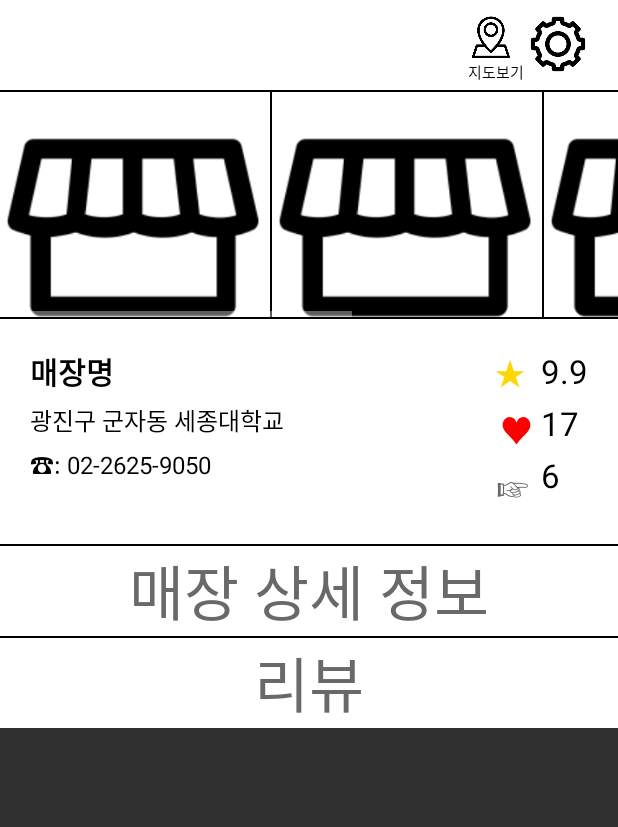
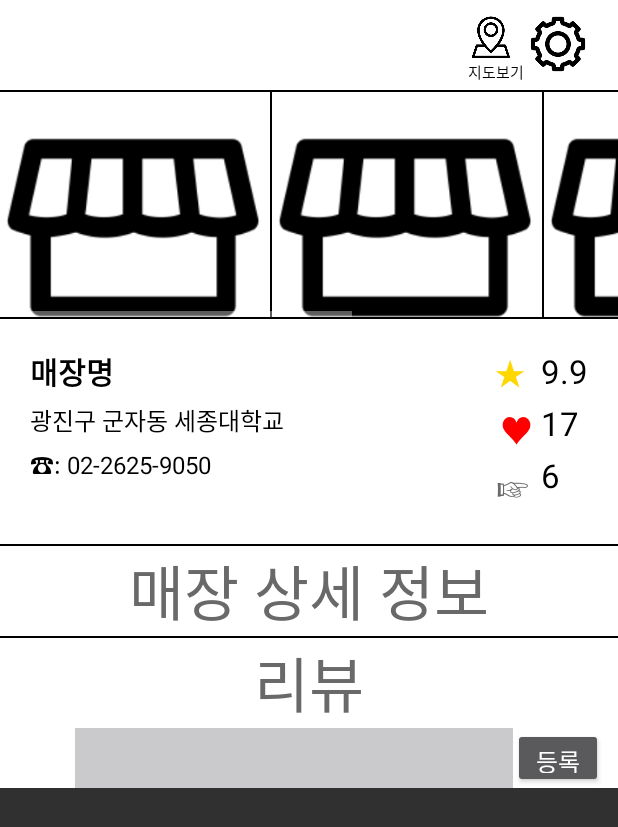
Before and after one commit to SnoopyKim/NewSikDang, an Android app: the Restaurant screen opened directly, with no data from a screen before it, on a phone screen of 412 x 824 dp. Shown: the top 827 px of the screen. Run offline under Robolectric (Android 15) with nearby library versions, the phone set to English and light mode, and no system bars; our stand-ins replace Firebase (no records; nobody signed in at launch, a user with empty details on screens opened directly); 3 statements that could not run were skipped.

Commit message:
Upload review & retrieve
- Only in Restaurant Activity
- Created new Adapter for RecyclerView

+ removed Naver Login

```diff
--- a/app/build.gradle
+++ b/app/build.gradle
@@ -4,7 +4,6 @@ apply plugin: 'com.google.gms.google-services'
 repositories {
     mavenCentral()
     maven { url 'http://maven.google.com' }
-    maven { url 'http://devrepo.kakao.com:8088/nexus/content/groups/public/' }
     jcenter { url "http://jcenter.bintray.com/" }
 }
 
@@ -35,7 +34,6 @@ android {
 }
 
 dependencies{
-    implementation ('com.naver.nid:naveridlogin-android-sdk:4.2.0')
     implementation 'com.android.support:appcompat-v7:27.1.1'
     implementation 'com.android.support:cardview-v7:27.1.1'
     implementation 'com.android.support:customtabs:27.1.1'
--- a/app/src/main/java/project/com/newsikdang/Adapter.java
+++ b/app/src/main/java/project/com/newsikdang/Adapter.java
@@ -27,6 +27,7 @@ public class Adapter extends RecyclerView.Adapter<RecyclerViewHolder> {
     @Override
     public void onBindViewHolder(RecyclerViewHolder holder, final int position) {
         // 해당 position 에 해당하는 데이터 결합
+
         holder.mRestxt1.setText(mItems.get(position).restxt1);
         holder.mRestxt2.setText(mItems.get(position).restxt2);
         holder.mRestxt3.setText(mItems.get(position).restxt3);
--- a/app/src/main/java/project/com/newsikdang/Restaurant.java
+++ b/app/src/main/java/project/com/newsikdang/Restaurant.java
@@ -1,35 +1,67 @@
 package project.com.newsikdang;
 
+import android.os.Bundle;
 import android.support.annotation.NonNull;
 import android.support.v7.app.AppCompatActivity;
-import android.os.Bundle;
+import android.support.v7.widget.LinearLayoutManager;
+import android.support.v7.widget.RecyclerView;
+import android.view.View;
+import android.widget.Button;
+import android.widget.EditText;
 import android.widget.TextView;
+import android.widget.Toast;
 
+import com.google.android.gms.tasks.OnCompleteListener;
+import com.google.android.gms.tasks.Task;
+import com.google.firebase.auth.FirebaseAuth;
+import com.google.firebase.auth.FirebaseUser;
 import com.google.firebase.database.DataSnapshot;
 import com.google.firebase.database.DatabaseError;
 import com.google.firebase.database.DatabaseReference;
 import com.google.firebase.database.FirebaseDatabase;
+import com.google.firebase.database.Query;
 import com.google.firebase.database.ValueEventListener;
+
+import java.text.SimpleDateFormat;
+import java.util.ArrayList;
+import java.util.Date;
+import java.util.Hashtable;
+import java.util.List;
 
 public class Restaurant extends AppCompatActivity {
 
+    FirebaseUser user;
     DatabaseReference restaurantRef;
+    DatabaseReference reviewRef;
+
+    RecyclerView recyclerView;
+    LinearLayoutManager layoutManager;
+    ReviewAdapter reviewAdapter;
+
+    List<Review> listReview;
 
     TextView tvResName, tvResAddress, tvResPhone;
+
+    EditText etReview;
+    Button btnReview;
+
+    String resKey;
 
     @Override
     protected void onCreate(Bundle savedInstanceState) {
         super.onCreate(savedInstanceState);
         setContentView(R.layout.restaurant);
 
+        user = FirebaseAuth.getInstance().getCurrentUser();
+
         tvResName = findViewById(R.id.res_name);
         tvResAddress = findViewById(R.id.res_address);
         tvResPhone = findViewById(R.id.res_number);
 
-        String key = getIntent().getStringExtra("key");
+        resKey = getIntent().getStringExtra("key");
 
-        restaurantRef = FirebaseDatabase.getInstance().getReference("restaurants")
-                .child("3040000").child(key);
+        restaurantRef = FirebaseDatabase.getInstance().getReference("restaurants").child("3040000").child(resKey);
+        reviewRef = FirebaseDatabase.getInstance().getReference("reviews").child("304000");
 
         restaurantRef.addListenerForSingleValueEvent(new ValueEventListener() {
             @Override
@@ -41,5 +73,84 @@ public class Restaurant extends AppCompatActivity {
             @Override
             public void onCancelled(@NonNull DatabaseError databaseError) { }
         });
+
+        etReview = findViewById(R.id.et_review);
+        btnReview = findViewById(R.id.btn_review);
+        btnReview.setOnClickListener(new View.OnClickListener() {
+            @Override
+            public void onClick(View view) {
+                String stReview = etReview.getText().toString();
+                if (stReview.equals("")) {
+                    Toast.makeText(Restaurant.this, "리뷰를 입력해주세요", Toast.LENGTH_SHORT).show();
+                } else {
+                    Toast.makeText(Restaurant.this, stReview, Toast.LENGTH_SHORT).show();
+                    addReview(stReview);
+                }
+            }
+        });
+
+        //RecyclerView 사용하기 위한 사전 작업 (크기 고정, 어댑터 설정 등등)
+        recyclerView = (RecyclerView) findViewById(R.id.rv_review);
+        recyclerView.setHasFixedSize(true);
+        layoutManager = new LinearLayoutManager(this);
+        recyclerView.setLayoutManager(layoutManager);
+        listReview = new ArrayList<>();
+        reviewAdapter = new ReviewAdapter(listReview, this);
+        recyclerView.setAdapter(reviewAdapter);
+
+        Query reviewQuery = reviewRef.orderByChild("restaurant").equalTo(resKey);
+        reviewQuery.addListenerForSingleValueEvent(new ValueEventListener() {
+            @Override
+            public void onDataChange(@NonNull DataSnapshot dataSnapshot) {
+                if(dataSnapshot.exists()) {
+                    for (DataSnapshot dataSnapshot2 : dataSnapshot.getChildren()) {
+                        String key = dataSnapshot2.getKey();
+                        String email = dataSnapshot2.child("email").getValue().toString();
+                        String name = dataSnapshot2.child("name").getValue().toString();
+                        String text = dataSnapshot2.child("context").getValue().toString();
+                        Review review = new Review(key,email,name,text);
+
+                        // [START_EXCLUDE]
+                        // Update RecyclerView
+                        listReview.add(review);
+                    }
+                    reviewAdapter.notifyDataSetChanged();
+                } else {
+                    //리뷰데이터 없음
+                }
+            }
+            @Override
+            public void onCancelled(@NonNull DatabaseError databaseError) { }
+        });
+    }
+
+    private void addReview(final String review) {
+
+        SimpleDateFormat df = new SimpleDateFormat("yyyy-MM-dd HH:mm:ss");
+        final String formattedDate = df.format(new Date());
+
+        Hashtable<String, String> reviewInfo = new Hashtable<String, String>();
+        reviewInfo.put("restaurant", resKey);
+        reviewInfo.put("email", user.getEmail());
+        reviewInfo.put("name", user.getDisplayName());
+        reviewInfo.put("context", review);
+        reviewInfo.put("date", formattedDate);
+
+        final String revkey = reviewRef.push().getKey();
+        reviewRef.child(revkey).setValue(reviewInfo).addOnCompleteListener(new OnCompleteListener<Void>() {
+            @Override
+            public void onComplete(@NonNull Task<Void> task) {
+                if (task.isSuccessful()) {
+                    etReview.setText("");
+
+                    Review newReview = new Review(revkey, user.getEmail(), user.getDisplayName(), review, formattedDate);
+                    listReview.add(newReview);
+                    reviewAdapter.notifyDataSetChanged();
+
+                } else {
+                    Toast.makeText(Restaurant.this,"리뷰 작성에 실패했습니다.",Toast.LENGTH_SHORT).show();
+                }
+            }
+        });
     }
 }
--- /dev/null
+++ b/app/src/main/java/project/com/newsikdang/ReviewAdapter.java
@@ -0,0 +1,186 @@
+package project.com.newsikdang;
+
+import android.content.Context;
+import android.support.v7.widget.RecyclerView;
+import android.view.LayoutInflater;
+import android.view.View;
+import android.view.ViewGroup;
+import android.widget.TextView;
+
+import com.google.firebase.auth.FirebaseAuth;
+import com.google.firebase.auth.FirebaseUser;
+
+import java.util.ArrayList;
+import java.util.List;
+
+/**
+ * Created by snoopy on 2017-04-01.
+ */
+/**
+ * @Name    FriendAdapter
+ * @Usage   Friend list adapter
+ *           manage each view
+ *           search list
+ *           show info dialog
+ * @Layout  my_friend_view.xml
+ * */
+public class ReviewAdapter extends RecyclerView.Adapter<ReviewAdapter.ViewHolder> {
+
+    //리뷰 데이터 리스트 두개 (하나는 백업용)
+    //@Comment search results are dynamic element. So, Friends list back up to mFilter
+    List<Review> listReview;
+    List<Review> listFilter;
+    Context context;
+
+    //Firebase관련
+    FirebaseUser user;
+
+    /**
+     * @Name    ViewHolder
+     * @Usage   Save views in Recycler view and link between variable and layout view(tag)
+     * */
+    public static class ViewHolder extends RecyclerView.ViewHolder {
+        public TextView tvName, tvContext;
+
+        //순서대로 칸, 이름, 이미지를 레이아웃에서 불러와 생성
+        public ViewHolder(View itemView) {
+            super(itemView);
+            tvName = (TextView) itemView.findViewById(R.id.frag3_username);
+            tvContext = (TextView) itemView.findViewById(R.id.frag3_review);
+            /*
+            overall = (LinearLayout) itemView.findViewById(R.id.friend_overall);
+            tvEmail = (TextView) itemView.findViewById(R.id.tvEmail);
+            tvLogin = (TextView) itemView.findViewById(R.id.tvLoginTime);
+            ivUser = (ImageView) itemView.findViewById(R.id.ivUser);
+            ivLogin = (ImageView) itemView.findViewById(R.id.ivLogin);
+            tvFirstname = (TextView) itemView.findViewById(R.id.tvFirstname);
+            */
+        }
+    }
+
+    // 커스텀 생성자로 친구 데이터 리스트를 받음
+    public ReviewAdapter(List<Review> reviews, Context context) {
+        /* //가나다순 정렬
+        Comparator<Review> cmpAsc = new Comparator<Review>() {
+            @Override
+            public int compare(Review o1, Review o2) {
+                return o1.getName().compareTo(o2.getName());
+            }
+        };
+        Collections.sort(aFriend, cmpAsc);
+        */
+        this.listReview = reviews;
+        this.listFilter = new ArrayList<>();
+        this.listFilter.addAll(reviews);
+        this.context = context;
+
+        user = FirebaseAuth.getInstance().getCurrentUser();
+    }
+
+    //VIew생성 및 레이아웃 설정
+    @Override
+    public ReviewAdapter.ViewHolder onCreateViewHolder(ViewGroup parent, int viewType) {
+        // create a new view
+        View v = LayoutInflater.from(parent.getContext())
+                .inflate(R.layout.threelist, parent, false);
+
+        //set the view's size, margin, paddings and layout parameters
+        ViewHolder vh = new ViewHolder(v);
+        return vh;
+    }
+
+
+    /**
+     * @Name    onBindViewHolder
+     * @Usage   set holder's element to Firebase data
+     * @Param   holder : custom viewholder , position : Friend's index in Friend list
+     * @return  void
+     * @Comment Because of hover event about viewholder, define setOnTouchListener. but can't implement
+     * */
+    //친구 데이터 리스트에 따라 row들의 이미지, 텍스트, 이벤트 관리(설정)
+    @Override
+    public void onBindViewHolder(final ViewHolder holder, final int position) {
+        //이름과 리뷰 적기
+        holder.tvName.setText(listReview.get(position).getName());
+        holder.tvContext.setText(listReview.get(position).getText());
+
+        /*
+        String stPhoto = mFriend.get(position).getPhoto();
+        if (stPhoto.equals("None")) {
+            //친구의 이미지 정보가 없을 경우 지정해둔 기본 이미지로
+            Drawable defaultImg = context.getResources().getDrawable(R.drawable.ic_person_black_24dp);
+            holder.ivUser.setImageDrawable(defaultImg);
+        } else {
+            Glide.with(context).load(stPhoto)
+                    .placeholder(R.drawable.ic_person_black_24dp)
+                    .into(holder.ivUser);
+        }
+        */
+
+
+        /* //View(칸) 클릭 시 -> 나중에 써먹을지도?
+        holder.overall.setOnTouchListener(new View.OnTouchListener() {
+
+            @Override
+            public boolean onTouch(View v, MotionEvent event) {
+                // TODO Auto-generated method stub
+                switch (event.getAction()) {
+                    //마우스를 눌렀을 때
+                    case MotionEvent.ACTION_DOWN:
+                        //holder.overall.setBackgroundColor(Color.parseColor("#F5F5F5"));
+
+                        break;
+                    //마우스를 땠을 때
+                    case MotionEvent.ACTION_UP:
+                        //set color back to default
+                        holder.overall.setBackgroundColor(Color.WHITE);
+
+                        //변수들의 값을 설정
+                        stFriendUid = listReview.get(position).getKey();
+                        stFriendEmail = listReview.get(position).getEmail();
+                        stFriendname = listReview.get(position).getName();
+                        stFriendPhoto = listReview.get(position).getPhoto();
+
+                        break;
+                }
+                return true;
+            }
+        });
+        */
+    }
+
+    /**
+     * @Name    filter
+     * @Usage   search friends list
+     * @Param   charText : search text <- Tabactivity's changeET's event catch value
+     * @return  void
+     * @Comment mFilter : backup, mFilter : showing at user
+     * */
+    /*
+    public void filter(String charText) {
+        charText = charText.toLowerCase(Locale.getDefault());
+        //친구 데이터 리스트를 하나 비운 뒤, 입력한 문자에 따라 백업용으로 다시 친구 데이터 리스트를 만듬
+        mFriend.clear();
+        if (charText.length() == 0) {
+            mFriend.addAll(mFilter);
+        } else {
+            for (Friend friend : mFilter) {
+                String name = friend.getName();
+                if (name.toLowerCase().contains(charText)) {
+                    mFriend.add(friend);
+                }
+            }
+        }
+        //Communicate list view with adapter. Saying "data set Changed!"
+        notifyDataSetChanged();
+    }
+    */
+
+    // Return the size of your dataset (invoked by the layout manager)
+    @Override
+    public int getItemCount() {
+        return listReview.size();
+    }
+
+
+}
--- a/app/src/main/res/layout/activity_login.xml
+++ b/app/src/main/res/layout/activity_login.xml
@@ -51,11 +51,6 @@
         android:background="@color/white"
         android:scaleType="fitCenter"
         android:src="@drawable/naver"/>
-    <com.nhn.android.naverlogin.ui.view.OAuthLoginButton
-        android:id="@+id/btnNaverLogin"
-        android:layout_width="0dp"
-        android:layout_height="0dp"
-        android:visibility="gone"/>
 
     <ImageButton
         android:id="@+id/kakao"
--- a/app/src/main/res/layout/restaurant.xml
+++ b/app/src/main/res/layout/restaurant.xml
@@ -8,7 +8,8 @@
 
     <RelativeLayout
         android:layout_width="match_parent"
-        android:layout_height="match_parent">
+        android:layout_height="match_parent"
+        android:focusableInTouchMode="true">
     <!--상단바-->
         <RelativeLayout
             android:id="@+id/res_top"
@@ -131,6 +132,7 @@
                 android:textColor="#000000"
                 android:textSize="16dp"
                 android:layout_marginTop="5dp"
+                android:layout_marginEnd="30dp"
                 android:layout_below="@+id/res_name"
                 android:layout_toStartOf="@id/res_heart_img"
                 android:layout_alignLeft="@+id/res_name"
@@ -243,6 +245,7 @@
 
         <!--리뷰-->
         <RelativeLayout
+            android:id="@+id/rl_review"
             android:layout_width="match_parent"
             android:layout_height="wrap_content"
             android:layout_below="@+id/res_detail_line"
@@ -253,8 +256,40 @@
                 android:layout_height="wrap_content"
                 android:textColor="#696969	"
                 android:textSize="40dp"
-                android:layout_centerInParent="true"
+                android:layout_centerHorizontal="true"
                 android:text="리뷰"/>
+            <ImageView
+                android:id="@+id/icon_review"
+                android:layout_width="40dp"
+                android:layout_height="40dp"
+                android:layout_alignParentStart="true"
+                android:layout_below="@+id/res_review1"
+                android:layout_marginStart="10dp"/>
+            <EditText
+                android:id="@+id/et_review"
+                android:layout_width="match_parent"
+                android:layout_height="40dp"
+                android:layout_toEndOf="@+id/icon_review"
+                android:layout_toStartOf="@+id/btn_review"
+                android:layout_below="@+id/res_review1"
+                android:background="@color/textHint"
+                android:inputType="text"/>
+            <Button
+                android:id="@+id/btn_review"
+                android:layout_width="60dp"
+                android:layout_height="40dp"
+                android:layout_alignParentEnd="true"
+                android:layout_marginEnd="10dp"
+                android:layout_below="@id/res_review1"
+                android:textSize="16dp"
+                android:text="등록"/>
         </RelativeLayout>
+        <android.support.v7.widget.RecyclerView
+            android:id="@+id/rv_review"
+            android:layout_width="match_parent"
+            android:layout_height="match_parent"
+            android:layout_below="@+id/rl_review">
+
+        </android.support.v7.widget.RecyclerView>
     </RelativeLayout>
 </RelativeLayout>
```
Also changed, not shown: app/src/main/AndroidManifest.xml (+1 -12 lines), app/src/main/java/project/com/newsikdang/LoginActivity.java (+0 -47 lines), app/src/main/java/project/com/newsikdang/Review.java (added, +42 -0 lines), app/src/main/java/project/com/newsikdang/ThreeFragment.java (+7 -8 lines), app/src/main/java/project/com/newsikdang/TwoFragment.java (+7 -9 lines), app/src/main/res/layout/onefragment.xml (+6 -14 lines), app/src/main/res/layout/threefragment.xml (+3 -9 lines).
